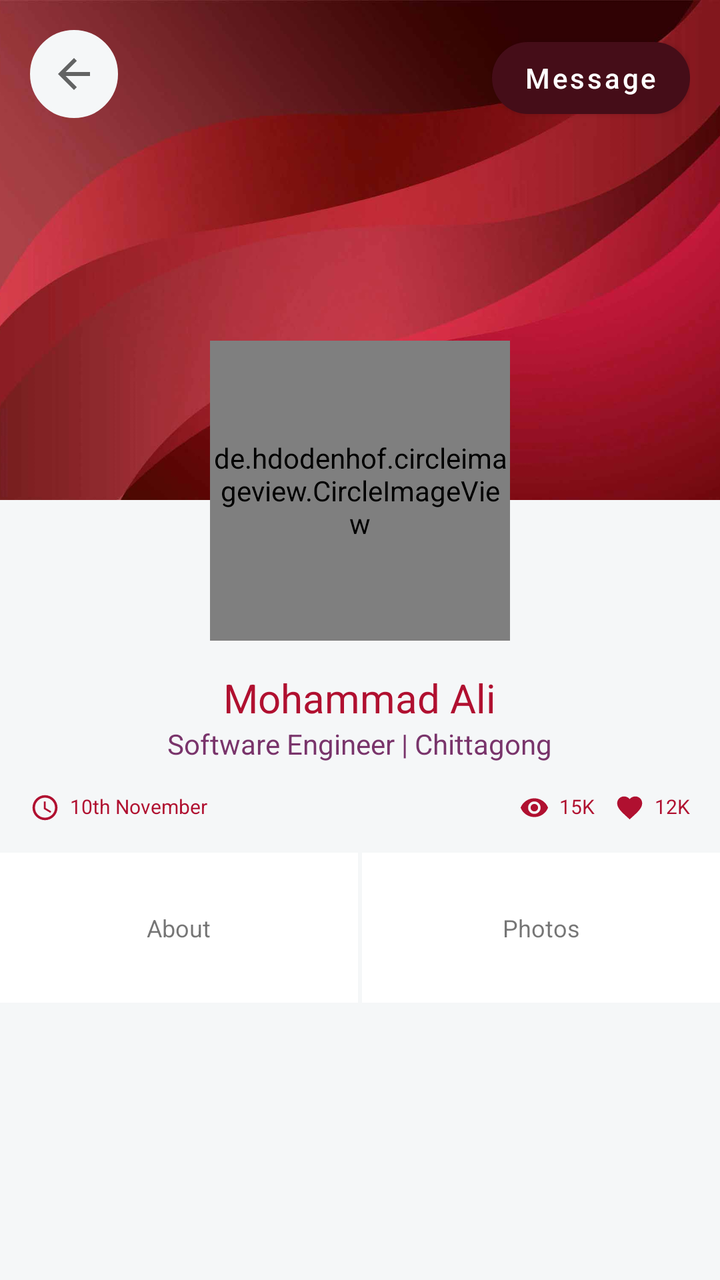
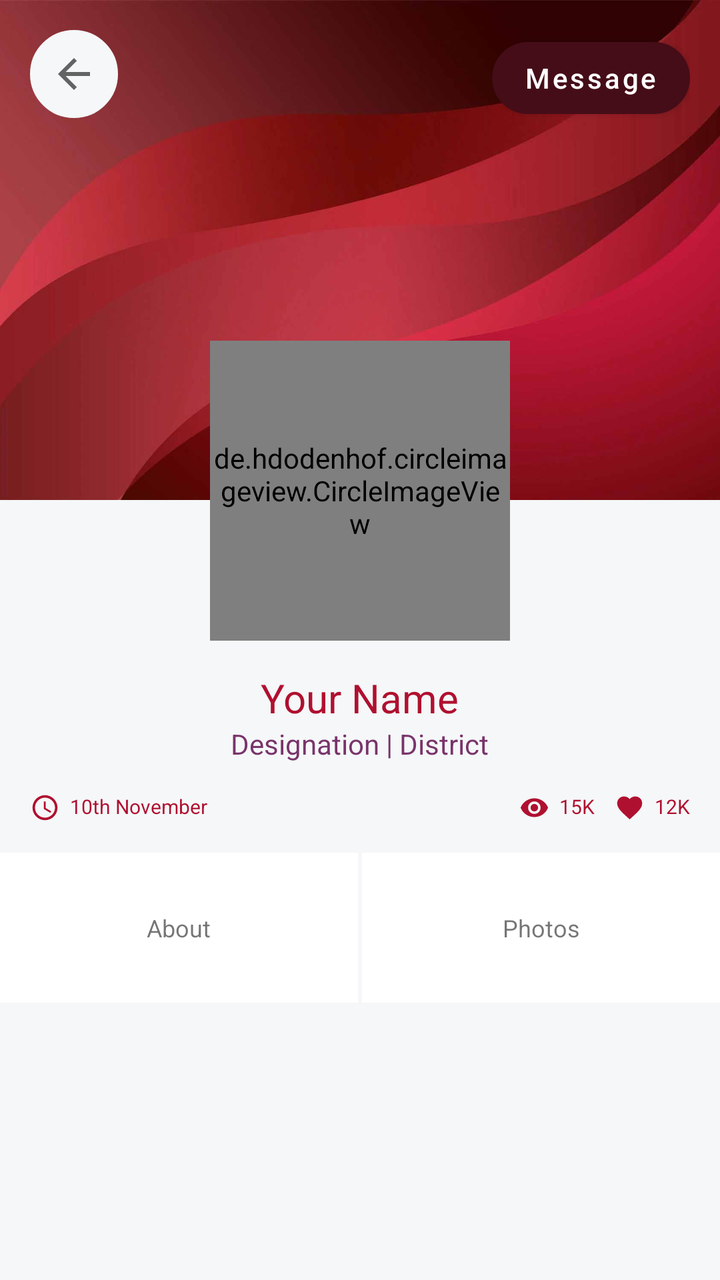

Compare the two renders of this Android layout. The source of the first and the diff that turns it into the second are given below.
<!-- AndroidManifest.xml: application theme AppTheme -->
<!-- res/layout/fragment_user_detail.xml -->
<?xml version="1.0" encoding="utf-8"?>
<LinearLayout xmlns:android="http://schemas.android.com/apk/res/android" xmlns:app="http://schemas.android.com/apk/res-auto"
    xmlns:tools="http://schemas.android.com/tools"
    android:id="@+id/root_view"
    android:orientation="vertical"
    android:background="@color/colorBackgroundGrey"
    android:layout_width="match_parent"
    android:layout_height="match_parent"
    tools:context=".views.fragments.UserDetailFragment">

    <androidx.core.widget.NestedScrollView
        android:scrollbars="none"
        android:fillViewport="true"
        android:layout_width="match_parent"
        android:layout_height="match_parent">
        <LinearLayout
            android:orientation="vertical"
            android:layout_width="match_parent"
            android:layout_height="match_parent">

            
            <RelativeLayout
                android:layout_width="match_parent"
                android:layout_height="wrap_content">
                
                <ImageView
                    android:id="@+id/item_bg_image"
                    android:scaleType="centerCrop"
                    android:src="@drawable/background_image"
                    android:background="@color/colorBackgroundGrey"
                    android:layout_width="match_parent"
                    android:layout_height="250dp"/>
                <RelativeLayout
                    android:padding="15dp"
                    android:layout_width="match_parent"
                    android:layout_height="wrap_content">
                    <ImageButton
                        android:id="@+id/back_button"
                        android:src="@drawable/ic_baseline_arrow_back_24"
                        app:backgroundTint="@color/colorBackgroundGrey"
                        android:background="@drawable/shape_radius_100_pad_10_stroke_grey_bg_white"
                        android:layout_width="wrap_content"
                        android:layout_height="wrap_content"/>
                    <Button
                        android:id="@+id/message_button"
                        android:text="Message"
                        android:textAllCaps="false"
                        android:textColor="@color/colorWhite"
                        app:cornerRadius="25dp"
                        android:layout_alignParentEnd="true"
                        app:backgroundTint="@color/colorAccent"
                        android:layout_width="wrap_content"
                        android:layout_height="wrap_content" />
                    <ImageButton
                        android:visibility="gone"
                        android:id="@+id/item_share"
                        android:layout_alignParentEnd="true"
                        android:scaleType="fitCenter"
                        android:adjustViewBounds="true"
                        android:src="@drawable/ic_baseline_more_vert_24"
                        app:backgroundTint="@android:color/transparent"
                        android:background="@drawable/shape_radius_100_pad_10_stroke_grey_bg_white"
                        android:layout_width="wrap_content"
                        android:layout_height="wrap_content" />
                </RelativeLayout>
                <de.hdodenhof.circleimageview.CircleImageView
                    android:id="@+id/item_image"
                    android:layout_centerInParent="true"
                    android:layout_marginTop="-80dp"
                    android:layout_below="@+id/item_bg_image"
                    app:civ_border_width="1dp"
                    app:civ_border_color="@color/colorLightGrey"
                    app:civ_circle_background_color="@color/colorWhite"
                    app:tint="@color/colorWhite"
                    android:src="@drawable/ic_add_photo"
                    android:layout_width="150dp"
                    android:layout_height="150dp"/>
                <LinearLayout
                    android:layout_below="@+id/item_image"
                    android:gravity="center"
                    android:padding="15dp"
                    android:orientation="vertical"
                    android:layout_width="match_parent"
                    android:layout_height="wrap_content">
                    <TextView
                        android:id="@+id/item_title"
                        android:textSize="20sp"
                        android:text="Mohammad Ali"
                        android:textColor="@color/colorPrimary"
                        android:layout_width="wrap_content"
                        android:layout_height="wrap_content"/>
                    <TextView
                        android:id="@+id/item_address_designation"
                        android:text="Software Engineer | Chittagong"
                        android:textColor="@color/colorPurple"
                        android:layout_marginBottom="15dp"
                        android:layout_width="wrap_content"
                        android:layout_height="wrap_content"/>
                    <RelativeLayout
                        android:layout_width="match_parent"
                        android:layout_height="wrap_content">
                        <LinearLayout
                            android:orientation="horizontal"
                            android:layout_width="wrap_content"
                            android:layout_height="wrap_content">
                            <ImageView
                                app:tint="@color/colorPrimary"
                                android:src="@drawable/ic_baseline_access_time_24"
                                android:layout_marginEnd="5dp"
                                android:layout_width="15dp"
                                android:layout_height="15dp"/>
                            <TextView
                                android:id="@+id/item_date"
                                android:textSize="10sp"
                                android:text="10th November"
                                android:textColor="@color/colorPrimary"
                                android:layout_width="wrap_content"
                                android:layout_height="wrap_content"/>
                        </LinearLayout>
                        <LinearLayout
                            android:layout_alignParentEnd="true"
                            android:orientation="horizontal"
                            android:layout_width="wrap_content"
                            android:layout_height="wrap_content">
                            <LinearLayout
                                android:id="@+id/viewed_button"
                                android:layout_marginEnd="10dp"
                                android:orientation="horizontal"
                                android:layout_width="wrap_content"
                                android:layout_height="wrap_content">
                                <ImageView
                                    app:tint="@color/colorPrimary"
                                    android:src="@drawable/ic_baseline_visibility_24"
                                    android:layout_marginEnd="5dp"
                                    android:layout_width="15dp"
                                    android:layout_height="15dp"/>
                                <TextView
                                    android:id="@+id/item_viewed"
                                    android:textSize="10sp"
                                    android:text="15K"
                                    android:textColor="@color/colorPrimary"
                                    android:layout_width="wrap_content"
                                    android:layout_height="wrap_content"/>
                            </LinearLayout>
                            <LinearLayout
                                android:id="@+id/liked_button"
                                android:orientation="horizontal"
                                android:layout_width="wrap_content"
                                android:layout_height="wrap_content">
                                <ImageView
                                    app:tint="@color/colorPrimary"
                                    android:src="@drawable/ic_baseline_favorite_24"
                                    android:layout_marginEnd="5dp"
                                    android:layout_width="15dp"
                                    android:layout_height="15dp"/>
                                <TextView
                                    android:id="@+id/item_liked"
                                    android:textSize="10sp"
                                    android:text="12K"
                                    android:textColor="@color/colorPrimary"
                                    android:layout_width="wrap_content"
                                    android:layout_height="wrap_content"/>
                            </LinearLayout>
                        </LinearLayout>
                    </RelativeLayout>
                </LinearLayout>
            </RelativeLayout>

            
            <LinearLayout
                android:weightSum="2"
                android:layout_marginBottom="15dp"
                android:orientation="horizontal"
                android:layout_width="match_parent"
                android:layout_height="75dp">
                <LinearLayout
                    android:id="@+id/item_about_button"
                    android:gravity="center"
                    android:layout_marginEnd="2dp"
                    android:background="@color/colorWhite"
                    android:layout_width="0dp"
                    android:layout_height="match_parent"
                    android:layout_weight="1">
                    <TextView
                        android:textSize="12sp"
                        android:textAlignment="center"
                        android:text="About"
                        android:layout_width="wrap_content"
                        android:layout_height="wrap_content"/>
                </LinearLayout>
                <LinearLayout
                    android:id="@+id/item_photo_button"
                    android:gravity="center"
                    android:background="@color/colorWhite"
                    android:layout_width="0dp"
                    android:layout_height="match_parent"
                    android:layout_weight="1">
                    <TextView
                        android:textSize="12sp"
                        android:textAlignment="center"
                        android:text="Photos"
                        android:layout_width="wrap_content"
                        android:layout_height="wrap_content"/>
                </LinearLayout>
            </LinearLayout>

            
            <LinearLayout
                android:id="@+id/item_body"
                android:orientation="vertical"
                android:layout_width="match_parent"
                android:layout_height="wrap_content">
            </LinearLayout>


        </LinearLayout>
    </androidx.core.widget.NestedScrollView>

</LinearLayout>
<!-- resources referenced by this layout -->
<resources>
  <color name="colorAccent">#450D18</color>
  <color name="colorBackgroundGrey">#F5F7F8</color>
  <color name="colorLightGrey">#F2F2F2</color>
  <color name="colorPrimary">#B01030</color>
  <color name="colorPurple">#79346B</color>
  <color name="colorWhite">#FFFFFF</color>
  <!-- drawable ic_baseline_access_time_24 (drawable) -->
  <vector xmlns:android="http://schemas.android.com/apk/res/android"
      android:width="24dp"
      android:height="24dp"
      android:viewportWidth="24"
      android:viewportHeight="24"
      android:tint="?attr/colorControlNormal">
    <path
        android:fillColor="@android:color/white"
        android:pathData="M11.99,2C6.47,2 2,6.48 2,12s4.47,10 9.99,10C17.52,22 22,17.52 22,12S17.52,2 11.99,2zM12,20c-4.42,0 -8,-3.58 -8,-8s3.58,-8 8,-8 8,3.58 8,8 -3.58,8 -8,8z"/>
    <path
        android:fillColor="@android:color/white"
        android:pathData="M12.5,7H11v6l5.25,3.15 0.75,-1.23 -4.5,-2.67z"/>
  </vector>
  <!-- drawable ic_baseline_arrow_back_24 (drawable) -->
  <vector xmlns:android="http://schemas.android.com/apk/res/android"
      android:width="24dp"
      android:height="24dp"
      android:viewportWidth="24"
      android:viewportHeight="24"
      android:tint="?attr/colorControlNormal">
    <path
        android:fillColor="@android:color/white"
        android:pathData="M20,11H7.83l5.59,-5.59L12,4l-8,8 8,8 1.41,-1.41L7.83,13H20v-2z"/>
  </vector>
  <!-- drawable ic_baseline_favorite_24 (drawable) -->
  <vector xmlns:android="http://schemas.android.com/apk/res/android"
      android:width="24dp"
      android:height="24dp"
      android:viewportWidth="24"
      android:viewportHeight="24"
      android:tint="?attr/colorControlNormal">
    <path
        android:fillColor="@android:color/white"
        android:pathData="M12,21.35l-1.45,-1.32C5.4,15.36 2,12.28 2,8.5 2,5.42 4.42,3 7.5,3c1.74,0 3.41,0.81 4.5,2.09C13.09,3.81 14.76,3 16.5,3 19.58,3 22,5.42 22,8.5c0,3.78 -3.4,6.86 -8.55,11.54L12,21.35z"/>
  </vector>
  <!-- drawable ic_baseline_more_vert_24 (drawable) -->
  <vector xmlns:android="http://schemas.android.com/apk/res/android"
      android:width="24dp"
      android:height="24dp"
      android:viewportWidth="24"
      android:viewportHeight="24"
      android:tint="?attr/colorControlNormal">
    <path
        android:fillColor="@android:color/white"
        android:pathData="M12,8c1.1,0 2,-0.9 2,-2s-0.9,-2 -2,-2 -2,0.9 -2,2 0.9,2 2,2zM12,10c-1.1,0 -2,0.9 -2,2s0.9,2 2,2 2,-0.9 2,-2 -0.9,-2 -2,-2zM12,16c-1.1,0 -2,0.9 -2,2s0.9,2 2,2 2,-0.9 2,-2 -0.9,-2 -2,-2z"/>
  </vector>
  <!-- drawable ic_baseline_visibility_24 (drawable) -->
  <vector xmlns:android="http://schemas.android.com/apk/res/android"
      android:width="24dp"
      android:height="24dp"
      android:viewportWidth="24"
      android:viewportHeight="24"
      android:tint="?attr/colorControlNormal">
    <path
        android:fillColor="@android:color/white"
        android:pathData="M12,4.5C7,4.5 2.73,7.61 1,12c1.73,4.39 6,7.5 11,7.5s9.27,-3.11 11,-7.5c-1.73,-4.39 -6,-7.5 -11,-7.5zM12,17c-2.76,0 -5,-2.24 -5,-5s2.24,-5 5,-5 5,2.24 5,5 -2.24,5 -5,5zM12,9c-1.66,0 -3,1.34 -3,3s1.34,3 3,3 3,-1.34 3,-3 -1.34,-3 -3,-3z"/>
  </vector>
  <!-- drawable shape_radius_100_pad_10_stroke_grey_bg_white (drawable) -->
  <?xml version="1.0" encoding="utf-8"?>
  <shape xmlns:android="http://schemas.android.com/apk/res/android">
      
      <solid android:color="@color/colorWhite" />
      <stroke android:width="2dp" android:color="#e5e5e5" />
      <padding android:left="10dp" android:top="10dp" android:right="10dp" android:bottom="10dp"/>
      <corners android:radius="100dp"/>
  </shape>
  <style name="AppTheme" parent="Theme.MaterialComponents.DayNight.NoActionBar">
          
          <item name="colorPrimary">@color/colorPrimary</item>
          <item name="colorPrimaryDark">@color/colorPrimaryDark</item>
          <item name="colorAccent">@color/colorAccent</item>
      </style>
  <color name="colorPrimaryDark">#530918</color>
  <!-- unchanged entries left out for length: 2 -->
</resources>

<!-- the commit's change to res/layout/fragment_user_detail.xml (unified diff, before → after) -->
@@ -85,13 +85,13 @@
                     <TextView
                         android:id="@+id/item_title"
                         android:textSize="20sp"
-                        android:text="Mohammad Ali"
+                        android:text="Your Name"
                         android:textColor="@color/colorPrimary"
                         android:layout_width="wrap_content"
                         android:layout_height="wrap_content"/>
                     <TextView
                         android:id="@+id/item_address_designation"
-                        android:text="Software Engineer | Chittagong"
+                        android:text="Designation | District"
                         android:textColor="@color/colorPurple"
                         android:layout_marginBottom="15dp"
                         android:layout_width="wrap_content"
